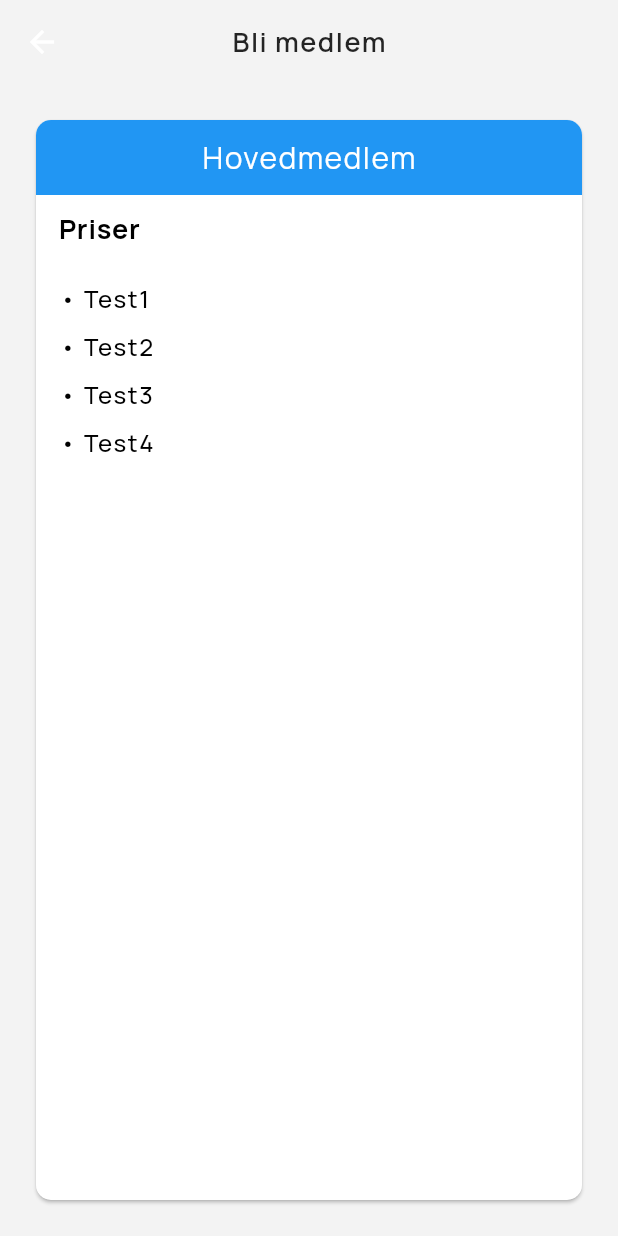
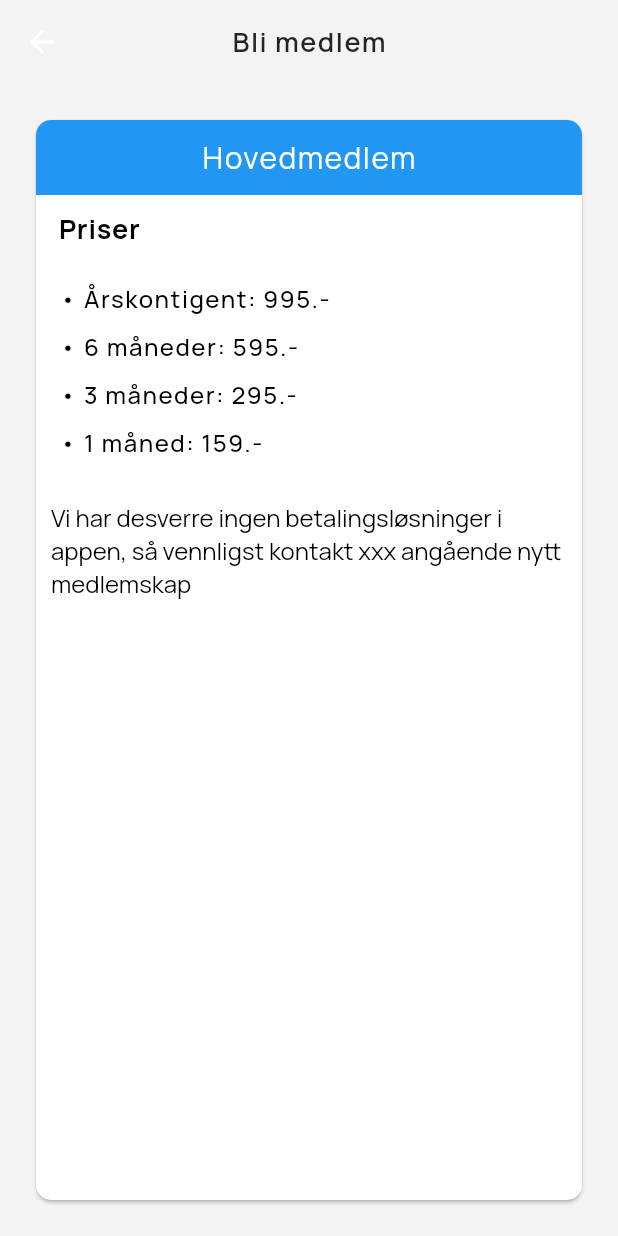
Before and after one commit to mathiasovreseth/stryn-esport, a Flutter app: the BecomeMemberPage screen opened directly, on a phone screen of 412 x 824 dp. Run offline on Flutter 3.47's test engine with Material 2 defaults, Android fonts, the phone set to English and light mode, and no system bars; our stand-ins replace bloc, cloud_firestore, equatable, firebase_auth, firebase_core, flutter_bloc and 4 more; missing offline and left inert: flow_builder; accounts and stored records are empty.

Commit message:
Implemented the main member section of the become member page.

```diff
--- a/lib/pages/becomeMemberPage/become_member_page.dart
+++ b/lib/pages/becomeMemberPage/become_member_page.dart
@@ -62,12 +62,23 @@ class BecomeMemberPage extends StatelessWidget {
               ),
               const BulletList(
                 strings: [
-                  "Test1",
-                  "Test2",
-                  "Test3",
-                  "Test4",
+                  "Årskontigent: 995.-",
+                  "6 måneder: 595.-",
+                  "3 måneder: 295.-",
+                  "1 måned: 159.-",
                 ],
-              )
+              ),
+              const Padding(
+                padding: EdgeInsets.all(10.0),
+                child: Text(
+                  "Vi har desverre ingen betalingsløsninger i appen, "
+                  "så vennligst kontakt xxx angående nytt medlemskap",
+                  style: TextStyle(
+                    color: Colors.black,
+                    fontSize: 16,
+                  ),
+                ),
+              ),
             ],
           ),
         ),
```
